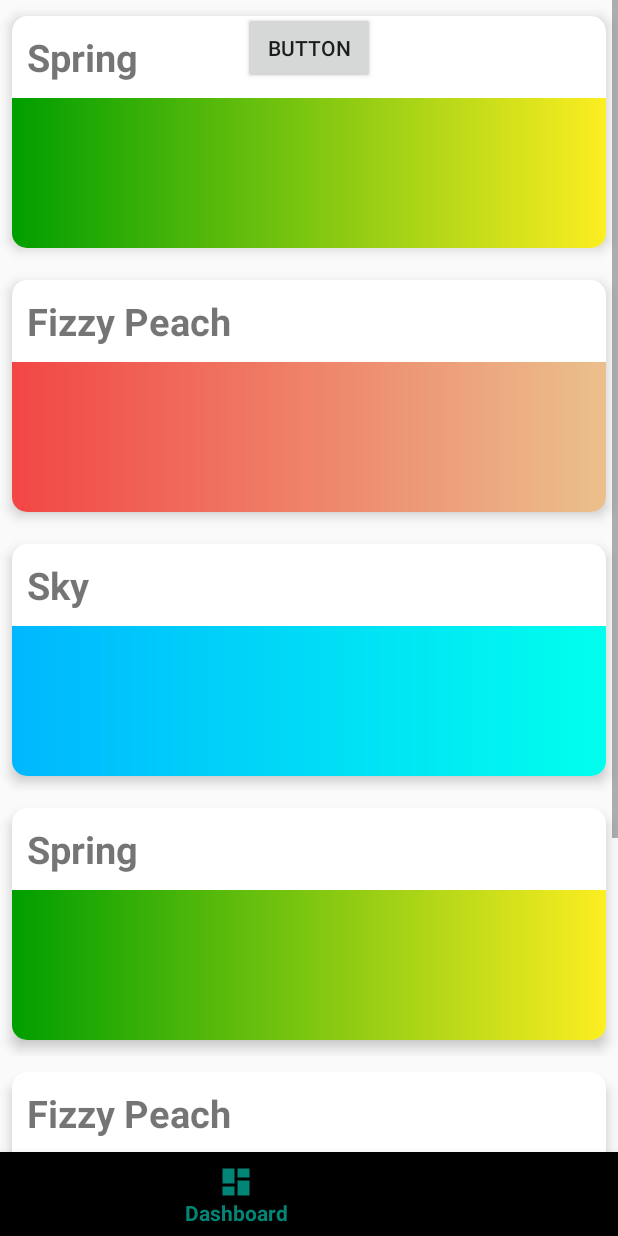
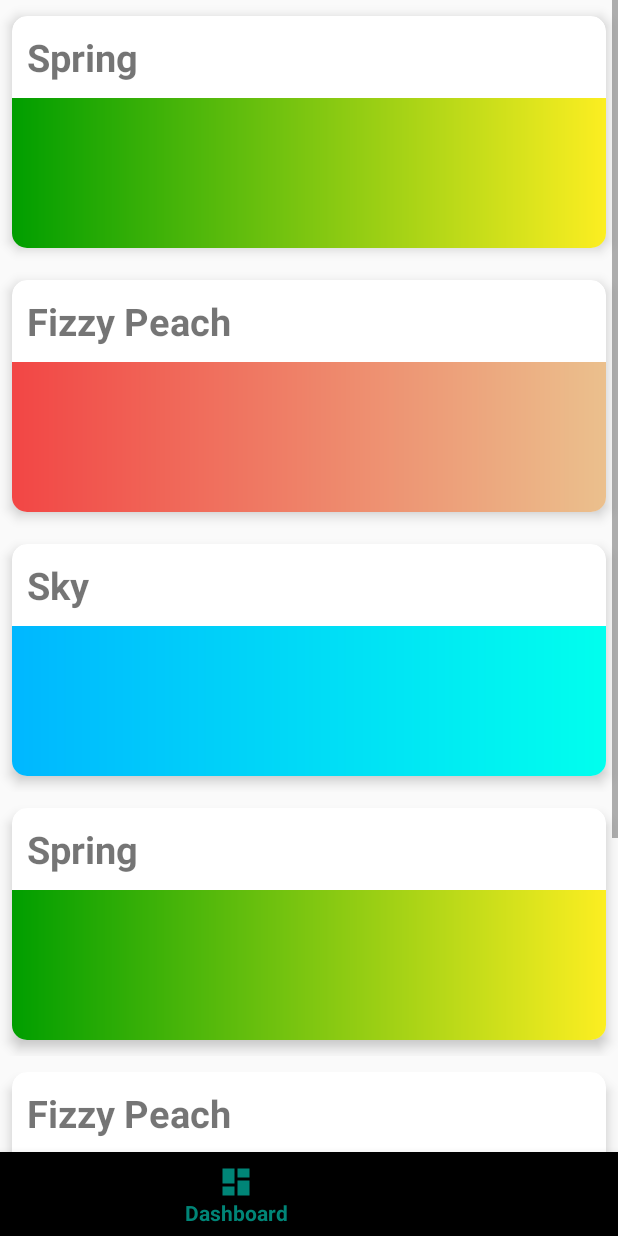
Before and after one commit to BonnyWang/PhotonLab-Android, an Android app: the screen it shows after launch (MainActivity), item 2 of the bottom bar chosen, on a phone screen of 412 x 824 dp. Run offline under Robolectric (Android 15) with nearby library versions, the phone set to English and light mode, and no system bars.

```diff
--- a/app/src/main/java/com/example/myapplication/nimadetiaoseban.java
+++ b/app/src/main/java/com/example/myapplication/nimadetiaoseban.java
@@ -22,7 +22,7 @@ public class nimadetiaoseban extends AppCompatActivity {
         setContentView(R.layout.nimadelayout);
         fucklayout=(ConstraintLayout) findViewById(R.id.layout);
         DefaultColor = ContextCompat.getColor(nimadetiaoseban.this,R.color.colorPrimary);
-        button=(Button)findViewById(R.id.button);
+        button=(Button)findViewById(R.id.button2);
         button.setOnClickListener(new View.OnClickListener() {
             @Override
             public void onClick(View v) {
--- a/app/src/main/res/layout/activity_main.xml
+++ b/app/src/main/res/layout/activity_main.xml
@@ -41,21 +41,4 @@
 
     </RelativeLayout>
 
-    <Button
-        android:id="@+id/fucktheworld"
-        android:layout_width="wrap_content"
-        android:layout_height="wrap_content"
-        android:layout_marginStart="8dp"
-        android:layout_marginLeft="8dp"
-        android:layout_marginTop="8dp"
-        android:layout_marginEnd="8dp"
-        android:layout_marginRight="8dp"
-        android:layout_marginBottom="8dp"
-        android:onClick="to_fuck()"
-        android:text="Button"
-        app:layout_constraintBottom_toTopOf="@+id/seekBar5"
-        app:layout_constraintEnd_toEndOf="parent"
-        app:layout_constraintStart_toStartOf="parent"
-        app:layout_constraintTop_toTopOf="parent" />
-
 </androidx.constraintlayout.widget.ConstraintLayout>
```
